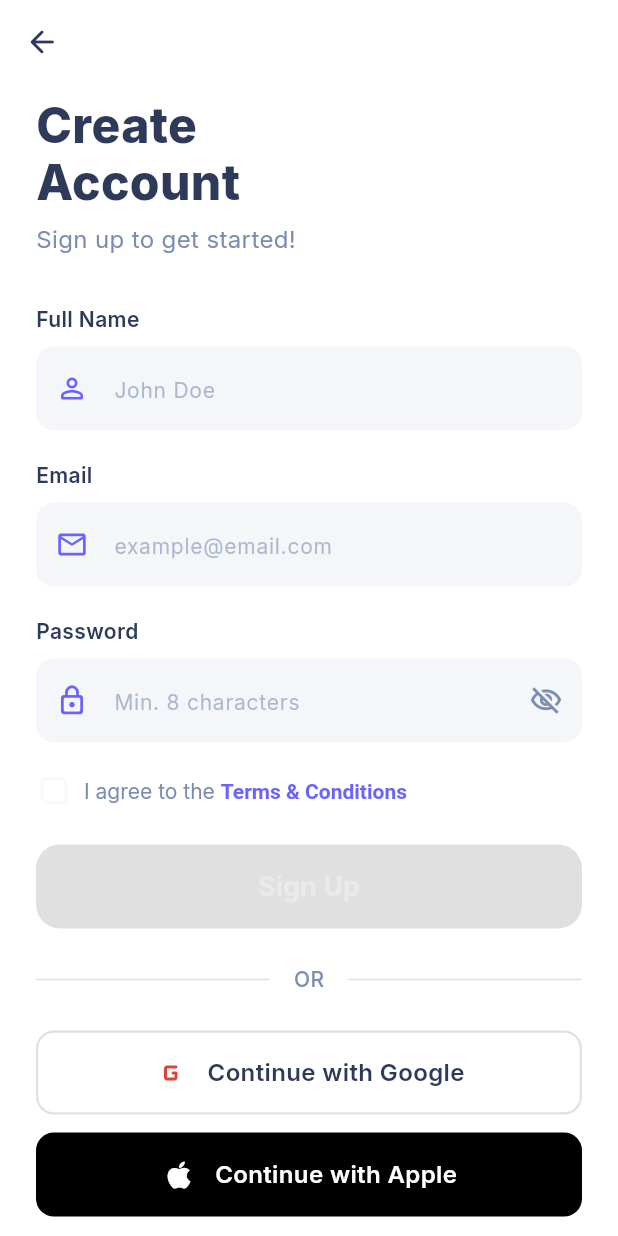
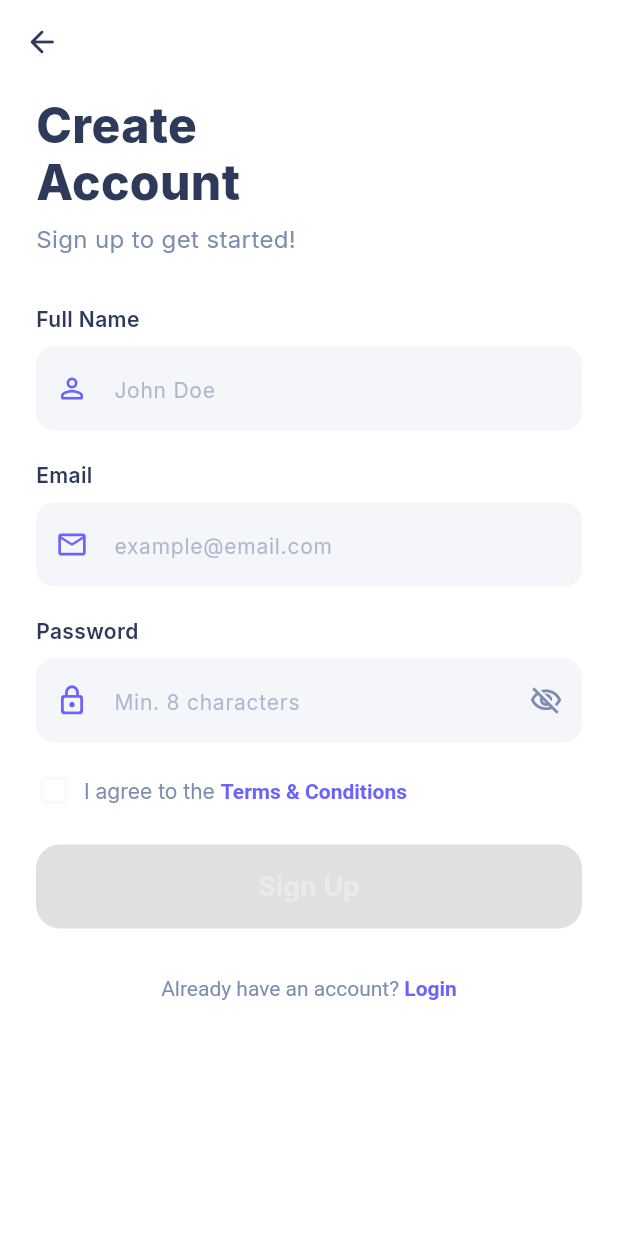
Before and after one commit to zunayed328/LexiCode, a Flutter app: the SignupScreen screen opened directly, on a phone screen of 412 x 824 dp. Run offline on Flutter 3.47's test engine with Material 3 defaults, Android fonts, the phone set to English and light mode, and no system bars; our stand-ins replace cloud_firestore, cloud_functions, email_validator, firebase_auth, firebase_core, fl_chart and 9 more; missing offline and left inert: record; accounts and stored records are empty.

```diff
--- a/lib/core/providers/auth_provider.dart
+++ b/lib/core/providers/auth_provider.dart
@@ -115,7 +115,7 @@ class AuthProvider extends ChangeNotifier {
   }
 
   /// Send password reset email.
-  Future<bool> sendPasswordReset(String email) async {
+  Future<bool> resetPassword(String email) async {
     _setLoading(true);
     _clearError();
     try {
--- a/lib/features/auth/presentation/otp_verification_screen.dart
+++ b/lib/features/auth/presentation/otp_verification_screen.dart
@@ -152,7 +152,7 @@ class _OtpVerificationScreenState extends State<OtpVerificationScreen> {
     final isDark = Theme.of(context).brightness == Brightness.dark;
 
     return Scaffold(
-      backgroundColor: isDark ? AppColors.backgroundDark : Colors.white,
+      backgroundColor: isDark ? Colors.black87 : Colors.white,
       appBar: AppBar(
         backgroundColor: Colors.transparent,
         elevation: 0,
--- a/lib/features/auth/presentation/signup_screen.dart
+++ b/lib/features/auth/presentation/signup_screen.dart
@@ -7,7 +7,6 @@ import '../../../core/constants/app_colors.dart';
 import '../../../core/constants/app_strings.dart';
 import '../../../core/providers/auth_provider.dart';
 import '../../../shared/widgets/custom_text_field.dart';
-import '../../../shared/widgets/social_login_button.dart';
 import 'login_screen.dart';
 
 /// Signup screen with name, email, password fields, terms checkbox,
@@ -57,27 +56,6 @@ class _SignupScreenState extends State<SignupScreen> {
 
     if (success) {
       // Navigate to main app — handled by parent via auth state change
-      Navigator.of(context).popUntil((route) => route.isFirst);
-    } else {
-      _showSnackBar(
-        authProvider.errorMessage ?? AppStrings.unknownError,
-        isError: true,
-      );
-    }
-
-    setState(() => _isSubmitting = false);
-  }
-
-  Future<void> _handleGoogleSignIn() async {
-    if (_isSubmitting) return;
-    setState(() => _isSubmitting = true);
-
-    final authProvider = context.read<AuthProvider>();
-    final success = await authProvider.googleSignIn();
-
-    if (!mounted) return;
-
-    if (success) {
       Navigator.of(context).popUntil((route) => route.isFirst);
     } else {
       _showSnackBar(
@@ -284,28 +262,6 @@ class _SignupScreenState extends State<SignupScreen> {
                           : Text(AppStrings.signUp),
                     ),
                   ),
-                  const SizedBox(height: 24),
-                  // OR divider
-                  _buildDivider(),
-                  const SizedBox(height: 24),
-                  // Google button
-                  SocialLoginButton(
-                    text: AppStrings.continueWithGoogle,
-                    icon: Icons.g_mobiledata_rounded,
-                    iconColor: const Color(0xFFDB4437),
-                    onPressed: _handleGoogleSignIn,
-                  ),
-                  const SizedBox(height: 12),
-                  // Apple button
-                  SocialLoginButton(
-                    text: AppStrings.continueWithApple,
-                    icon: Icons.apple_rounded,
-                    isDark: true,
-                    onPressed: () {
-                      // TODO: Implement Apple Sign-In (iOS only)
-                      _showSnackBar('Apple Sign-In coming soon!');
-                    },
-                  ),
                   const SizedBox(height: 32),
                   // Already have account
                   Center(
```
